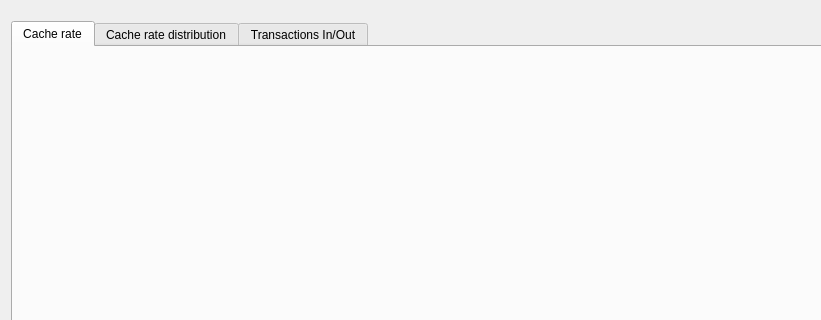
Above: os/nc-gui/nc-stat3/mpistat.ui from numascale/nc-utils before the change; both pictures show x 0 to 821 and y 0 to 320 of the 957 by 822 pixel window. Below: the same form after it.
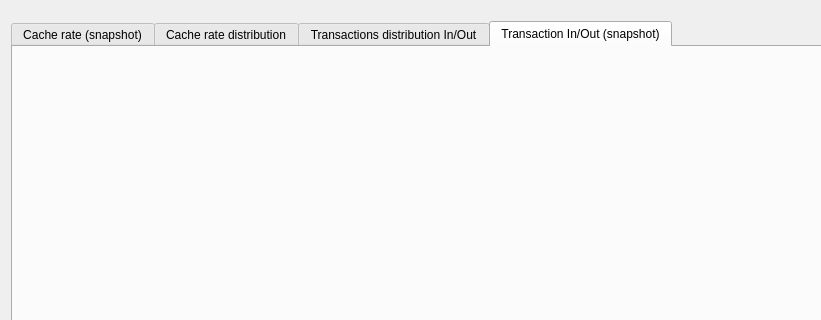
That is the form after the change.

Commit message: Added transgraph for measuring non-posted request/resspones (both in total and snapshot)

Patch:
```diff
--- a/os/nc-gui/nc-stat3/mpistat.ui
+++ b/os/nc-gui/nc-stat3/mpistat.ui
@@ -41,15 +41,21 @@
       </item>
       <item>
        <widget class="QTabWidget" name="tabWidget">
+        <property name="sizePolicy">
+         <sizepolicy hsizetype="Preferred" vsizetype="Expanding">
+          <horstretch>0</horstretch>
+          <verstretch>0</verstretch>
+         </sizepolicy>
+        </property>
         <property name="currentIndex">
-         <number>0</number>
+         <number>3</number>
         </property>
         <property name="movable">
          <bool>true</bool>
         </property>
         <widget class="QWidget" name="tab5">
          <attribute name="title">
-          <string>Cache rate</string>
+          <string>Cache rate (snapshot)</string>
          </attribute>
          <layout class="QVBoxLayout" name="verticalLayout_7">
           <item>
@@ -69,7 +75,7 @@
         </widget>
         <widget class="QWidget" name="tab2">
          <attribute name="title">
-          <string>Transactions In/Out</string>
+          <string>Transactions distribution In/Out</string>
          </attribute>
          <layout class="QVBoxLayout" name="verticalLayout_6">
           <item>
@@ -77,6 +83,16 @@
           </item>
          </layout>
         </widget>
+        <widget class="QWidget" name="tab">
+         <attribute name="title">
+          <string>Transaction In/Out (snapshot)</string>
+         </attribute>
+         <layout class="QVBoxLayout" name="verticalLayout_5">
+          <item>
+           <layout class="QVBoxLayout" name="tablayout"/>
+          </item>
+         </layout>
+        </widget>
        </widget>
       </item>
       <item>
```
The commit also changes 5 other files.
